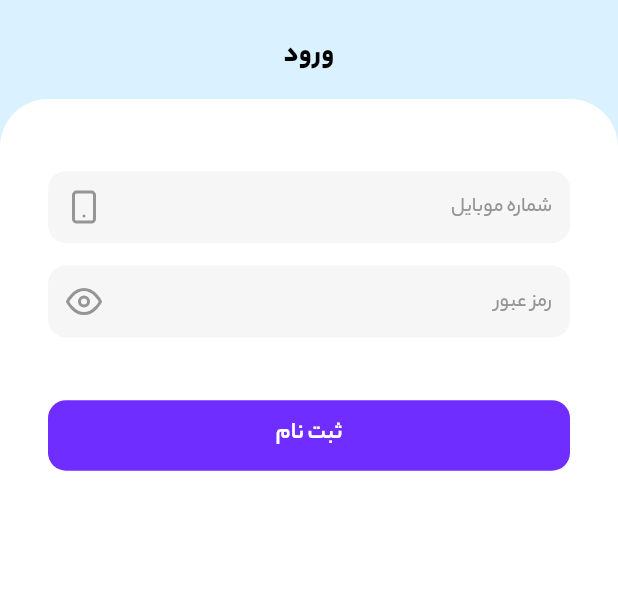
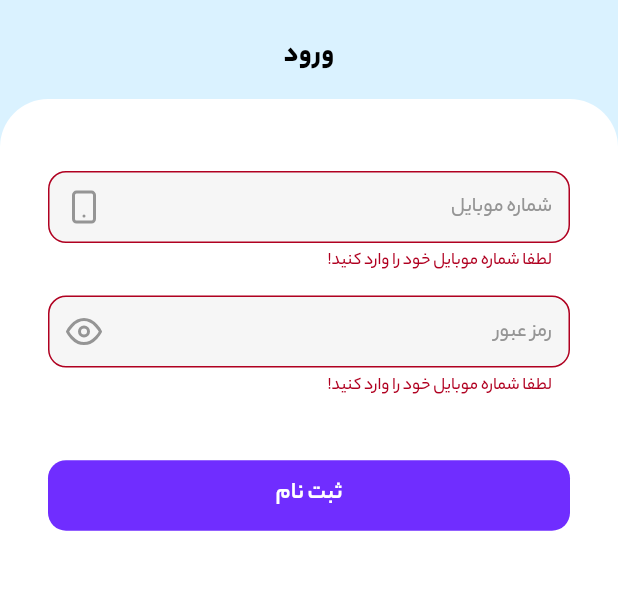
Before and after one commit to mohammad-dehghanifard/flutter_telegram_clone, a Flutter app: the LoginPage screen opened directly, after a tap on "ثبت نام", on a phone screen of 412 x 824 dp, the part 326-916 px from its top. Run offline on Flutter 3.47's test engine with Material 3 defaults, Android fonts, the phone set to English and light mode, and no system bars; our stand-ins replace cached_network_image, dio, feather_icons, get, image_picker, shared_preferences; missing offline and left inert: hawk_fab_menu; accounts and stored records are empty.

Commit message:
Connecting the login controller to loginPage

```diff
--- a/lib/backend/requests/login_request.dart
+++ b/lib/backend/requests/login_request.dart
@@ -17,7 +17,7 @@ class LoginRequest {
 
   String? passWordValidate(String? value) {
     if(value == null || value.isEmpty){
-      return 'برای امنیت حساب خود، لطفا یک رمز عبور قوی وارد کنید';
+      return 'لطفا رمز عبور خود را وارد کنید!';
     } else if(value.length < 8) {
       return 'رمز عبور باید بیشتر از 8 حرف باشد!';
     }
--- a/lib/modules/auth/pages/login_page.dart
+++ b/lib/modules/auth/pages/login_page.dart
@@ -3,6 +3,7 @@ import 'package:flutter/material.dart';
 import 'package:flutter_telegram_clone/helpers/widget/button_widget.dart';
 import 'package:flutter_telegram_clone/helpers/widget/input_widget.dart';
 import 'package:flutter_telegram_clone/helpers/widget/sized_widget.dart';
+import 'package:flutter_telegram_clone/modules/auth/controllers/login_controller.dart';
 import 'package:get/get.dart';
 
 class LoginPage extends StatelessWidget {
@@ -37,17 +38,37 @@ class LoginPage extends StatelessWidget {
                       )
                   ),
                   child:  SingleChildScrollView(
+                    child: GetBuilder<LoginController>(
+                      init: LoginController(),
+                      builder: (buildController) {
+                        return Form(
+                          key: buildController.formKey,
                           child: Column(
                             children: [
                               // phone number
-                        const InputWidget(hintText: "شماره موبایل",icon: FeatherIcons.smartphone,type: TextInputType.phone),
+                              InputWidget(
+                                  controller: buildController.request.mobileController,
+                                  validator: buildController.request.mobileValidate,
+                                  hintText: "شماره موبایل",
+                                  icon: FeatherIcons.smartphone,
+                                  type: TextInputType.phone),
                               const H(15),
                               // password
-                        const InputWidget(hintText: "رمز عبور",type: TextInputType.visiblePassword),
+                              InputWidget(
+                                  controller: buildController.request.mobileController,
+                                  validator: buildController.request.mobileValidate,
+                                  hintText: "رمز عبور",
+                                  type: TextInputType.visiblePassword),
                               H(MediaQuery.sizeOf(context).height * 0.05),
                               // button
-                        ButtonWidget(onPress: () {}, text: "ثبت نام")
+                              ButtonWidget(
+                                  onPress: buildController.login,
+                                  loading: buildController.loading,
+                                  text: "ثبت نام")
                             ],
+                          ),
+                        );
+                      }
                     ),
                   ),
                 ),
```
Lines whose indentation alone changed are shown as unchanged.
